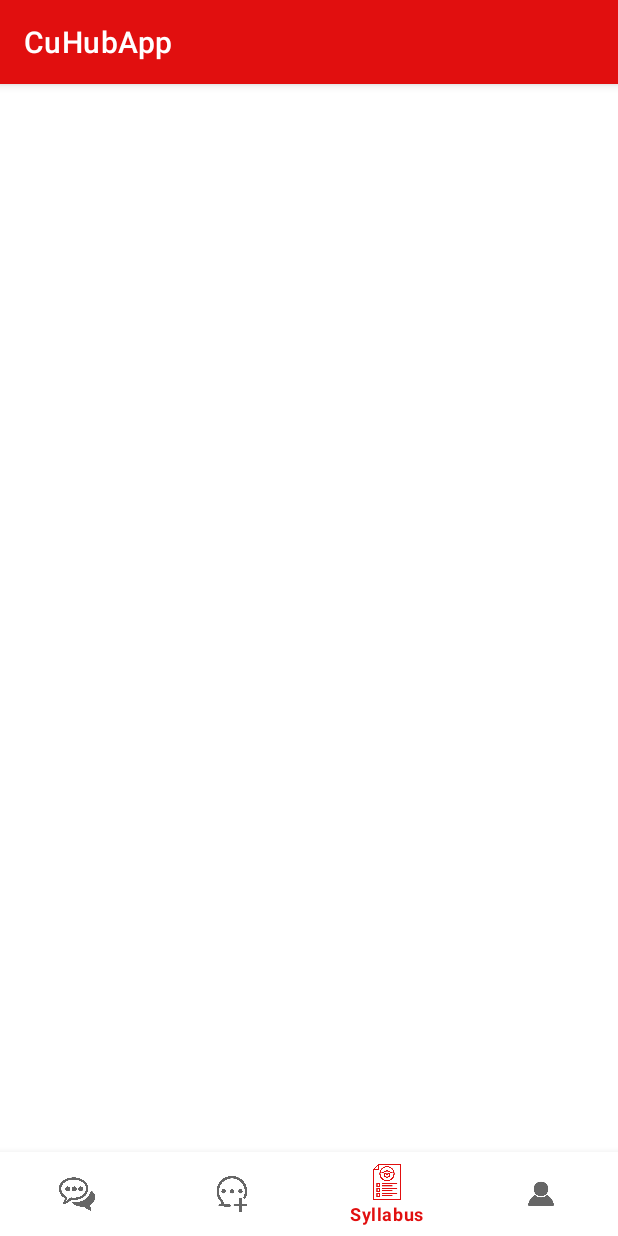
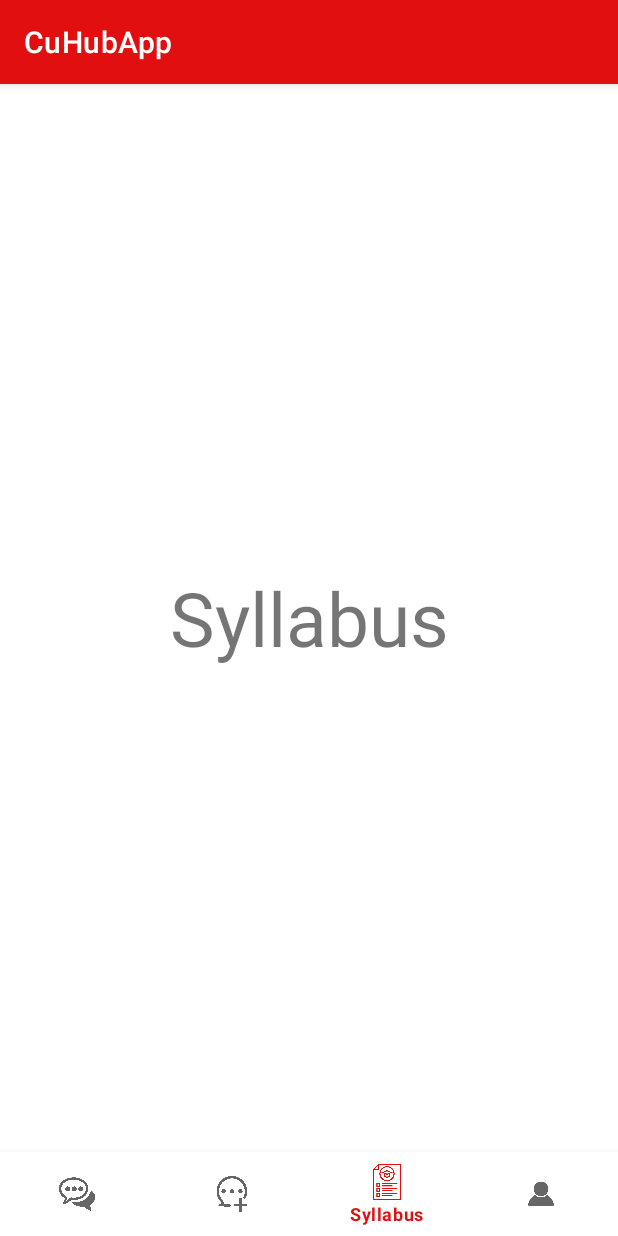
Before and after one commit to Aman0106/Cu-Hub, an Android app: the MainActivity screen opened directly, with no data from a screen before it, item 3 of the bottom bar chosen, on a phone screen of 412 x 824 dp. Run offline under Robolectric (Android 15) with nearby library versions, the phone set to English and light mode, and no system bars.

Commit message:
fragments for different screens

```diff
--- a/app/build.gradle
+++ b/app/build.gradle
@@ -22,6 +22,11 @@ android {
             proguardFiles getDefaultProguardFile('proguard-android-optimize.txt'), 'proguard-rules.pro'
         }
     }
+
+    buildFeatures{
+        viewBinding = true
+    }
+
     compileOptions {
         sourceCompatibility JavaVersion.VERSION_1_8
         targetCompatibility JavaVersion.VERSION_1_8
--- a/app/src/main/java/com/example/cuhubapp/activities/MainActivity.kt
+++ b/app/src/main/java/com/example/cuhubapp/activities/MainActivity.kt
@@ -2,12 +2,53 @@ package com.example.cuhubapp.activities
 
 import androidx.appcompat.app.AppCompatActivity
 import android.os.Bundle
+import androidx.fragment.app.Fragment
 import com.example.cuhubapp.R
+import com.example.cuhubapp.databinding.ActivityMainBinding
+import com.example.cuhubapp.fragments.ChatsFragment
+import com.example.cuhubapp.fragments.NewChatFragment
+import com.example.cuhubapp.fragments.ProfileFragment
+import com.example.cuhubapp.fragments.SyllabusFragment
 
 class MainActivity : AppCompatActivity() {
+
+    private lateinit var binding: ActivityMainBinding
 
     override fun onCreate(savedInstanceState: Bundle?) {
         super.onCreate(savedInstanceState)
         setContentView(R.layout.activity_main)
+        binding = ActivityMainBinding.inflate(layoutInflater)
+        val view = binding.root
+        setContentView(view)
+
+        replaceFragment(ChatsFragment())
+
+        binding.bottomNavigation.setOnItemSelectedListener{
+
+            when(it.itemId){
+                R.id.menu_chats-> {
+                    replaceFragment(ChatsFragment())
+                }
+                R.id.menu_new_chat-> {
+                    replaceFragment(NewChatFragment())
+                }
+                R.id.menu_syllabus-> {
+                    replaceFragment(SyllabusFragment())
+                }
+                R.id.menu_profile-> {
+                    replaceFragment(ProfileFragment())
+                }
+            }
+
+            return@setOnItemSelectedListener true
+        }
+
+    }
+
+    private fun replaceFragment(fragment:Fragment){
+        val fragmentManager = supportFragmentManager
+        val fragmentTransaction = fragmentManager.beginTransaction()
+        fragmentTransaction.replace(R.id.frame_layout, fragment)
+        fragmentTransaction.commit()
     }
 }
--- a/app/src/main/res/layout/activity_log_in.xml
+++ b/app/src/main/res/layout/activity_log_in.xml
@@ -13,7 +13,7 @@
         android:layout_marginBottom="50dp"
         android:gravity="center"
         android:text="@string/app_name"
-        android:textColor="@color/black"
+        android:textColor="?android:textColorPrimary"
         android:textSize="50sp" />
 
     <EditText
@@ -35,6 +35,7 @@
         android:paddingHorizontal="5dp"
         android:maxLength="9"
         android:hint="Password"/>
+
     <Button
         android:id="@+id/btn_sign_in"
         android:layout_width="match_parent"
@@ -43,6 +44,7 @@
         android:layout_marginHorizontal="120dp"
         android:layout_marginTop="40dp"
         android:text="Sign in"
-        android:textSize="23sp"/>
+        android:textColor="@color/white"
+        android:textSize="23sp" />
 
 </RelativeLayout>
--- a/app/src/main/res/layout/activity_main.xml
+++ b/app/src/main/res/layout/activity_main.xml
@@ -6,11 +6,16 @@
     android:layout_height="match_parent"
     tools:context=".activities.MainActivity">
 
-    <androidx.recyclerview.widget.RecyclerView
-        android:layout_width="match_parent"
+    <FrameLayout
+        android:id="@+id/frame_layout"
+        android:layout_width="0dp"
         android:layout_height="0dp"
-        tools:listitem="@layout/user_card"
-        app:layout_constraintBottom_toTopOf="@+id/bottom_navigation"/>
+        app:layout_constraintTop_toTopOf="parent"
+        app:layout_constraintStart_toStartOf="parent"
+        app:layout_constraintEnd_toEndOf="parent"
+        app:layout_constraintBottom_toTopOf="@id/bottom_navigation">
+
+    </FrameLayout>
 
     <com.google.android.material.bottomnavigation.BottomNavigationView
         android:id="@+id/bottom_navigation"
--- a/app/src/main/res/layout/fragment_new_chat.xml
+++ b/app/src/main/res/layout/fragment_new_chat.xml
@@ -5,10 +5,12 @@
     android:layout_height="match_parent"
     tools:context=".fragments.NewChatFragment">
 
-    <!-- TODO: Update blank fragment layout -->
     <TextView
         android:layout_width="match_parent"
         android:layout_height="match_parent"
-        android:text="@string/hello_blank_fragment" />
+        android:text="New Chat"
+        android:textSize="50dp"
+        android:gravity="center"
+        android:layout_gravity=""/>
 
 </FrameLayout>
--- a/app/src/main/res/layout/fragment_profile.xml
+++ b/app/src/main/res/layout/fragment_profile.xml
@@ -5,10 +5,12 @@
     android:layout_height="match_parent"
     tools:context=".fragments.ProfileFragment">
 
-    <!-- TODO: Update blank fragment layout -->
     <TextView
         android:layout_width="match_parent"
         android:layout_height="match_parent"
-        android:text="@string/hello_blank_fragment" />
+        android:text="Profile"
+        android:textSize="50dp"
+        android:gravity="center"
+        android:layout_gravity=""/>
 
 </FrameLayout>
--- a/app/src/main/res/layout/fragment_syllabus.xml
+++ b/app/src/main/res/layout/fragment_syllabus.xml
@@ -5,10 +5,12 @@
     android:layout_height="match_parent"
     tools:context=".fragments.SyllabusFragment">
 
-    <!-- TODO: Update blank fragment layout -->
     <TextView
         android:layout_width="match_parent"
         android:layout_height="match_parent"
-        android:text="@string/hello_blank_fragment" />
+        android:text="Syllabus"
+        android:textSize="50dp"
+        android:gravity="center"
+        android:layout_gravity=""/>
 
 </FrameLayout>
```
Also changed, not shown: app/src/main/java/com/example/cuhubapp/activities/LogInActivity.kt (+12 -11 lines), app/src/main/res/layout/fragment_chats.xml (+11 -2 lines).
